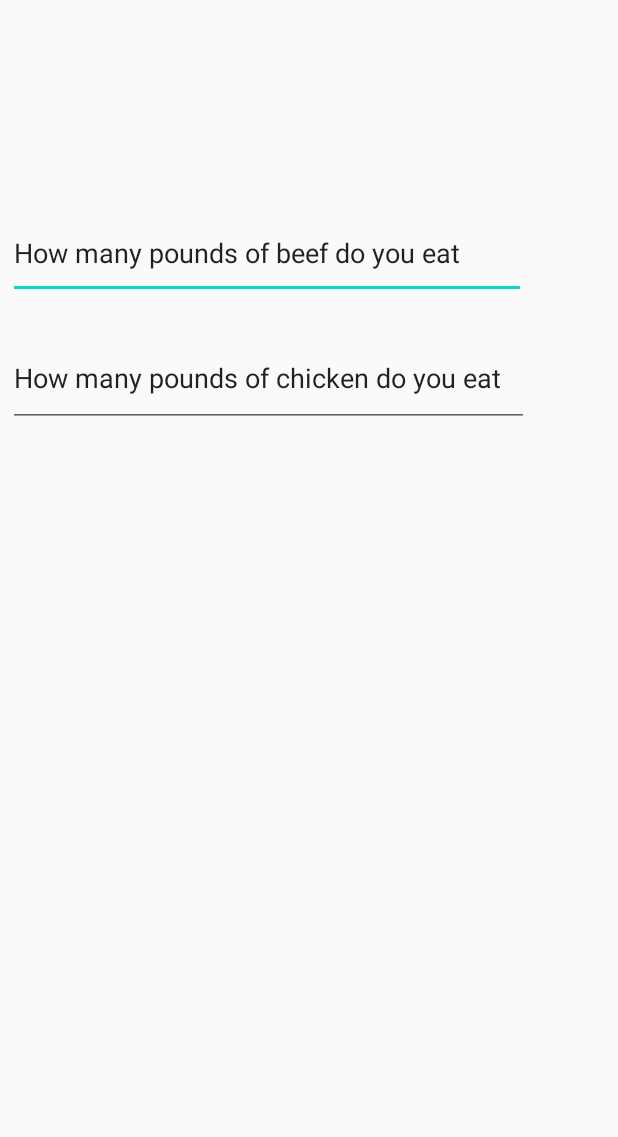
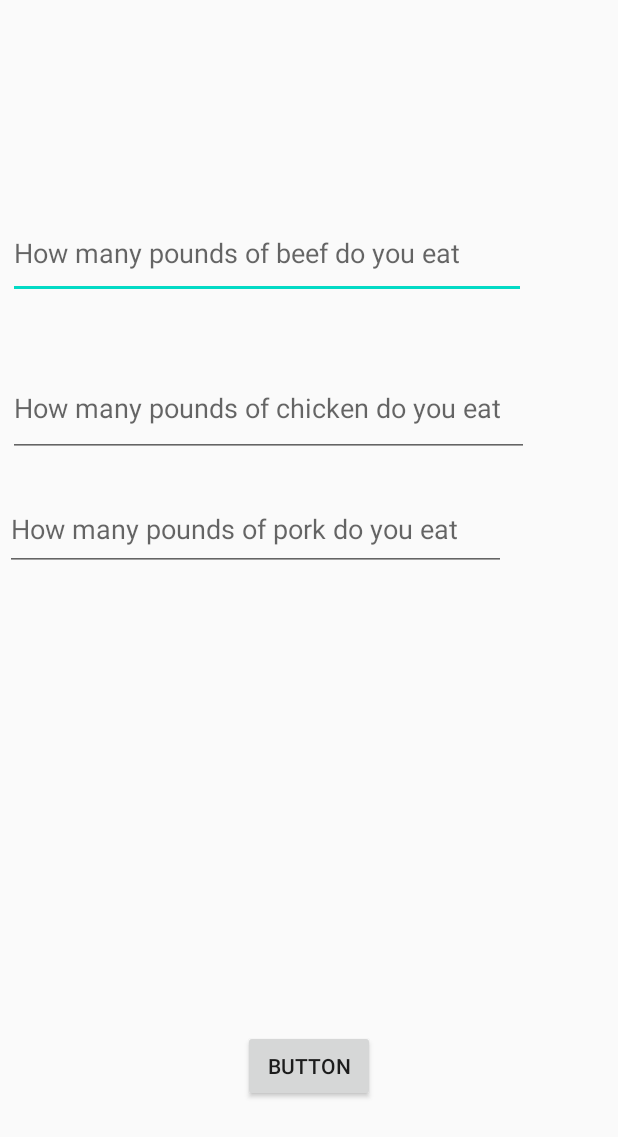
Before and after one commit to maxjimenez7/MeatTracker2, an Android app: the layout input_consumption.xml on its own in the app's theme, with its tools: preview values and no code run, on a phone screen of 412 x 824 dp. Shown: the top 1137 px of the screen. Run offline under Robolectric (Android 15) with nearby library versions, the phone set to English and light mode, and no system bars.

Commit message:
Includes button_main_calculate onClickListener Has input_consumption.xml format started (chicken and beef only)

```diff
--- /dev/null
+++ b/app/src/main/java/com/example/meattracker/Calculate.kt
@@ -0,0 +1,14 @@
+package com.example.meattracker
+
+object Calculate {
+
+    val water: Int = 0
+    val grains: Int = 0
+    val topSoil: Int = 0
+
+    //fun calculateWater()
+    // params chicken beef pork
+    // return these values
+    // formulas class
+
+}
--- a/app/src/main/java/com/example/meattracker/CalculateActivity.kt
+++ /dev/null
@@ -1,14 +0,0 @@
-package com.example.meattracker
-
-class CalculateActivity {
-
-    val water: Int = 0
-    val grains: Int = 0
-    val topSoil: Int = 0
-
-    //override fun onCreate(savedInstanceState: Bundle?)
-
-    //val totalWater = beefWater +
-
-
-}
--- a/app/src/main/java/com/example/meattracker/MainActivity.kt
+++ b/app/src/main/java/com/example/meattracker/MainActivity.kt
@@ -1,11 +1,12 @@
 package com.example.meattracker
 
+import android.content.Intent
+import android.os.Bundle
+import android.widget.Toast
 import androidx.appcompat.app.AppCompatActivity
-import android.os.Bundle
-import android.view.View
-import android.widget.Toast
 import kotlinx.android.synthetic.main.activity_main.*
 import kotlinx.android.synthetic.main.input_consumption.*
+
 
 class MainActivity : AppCompatActivity() {
     override fun onCreate(savedInstanceState: Bundle?) {
@@ -18,14 +19,22 @@ class MainActivity : AppCompatActivity() {
         button_main_calculate.setOnClickListener {
             //button_main_calculate.visibility = View.GONE
             //textView_main_title.visibility = View.GONE
-            setContentView(R.layout.input_consumption)
-            Toast.makeText(this@MainActivity, "Input consumption now", Toast.LENGTH_LONG)
+            // intent instead to input consump xml
+            // add listener to edit text fields called textwatcher
+            val intent = Intent(this, R.layout.input_consumption::class.java).apply {
+                Toast.makeText(this@MainActivity, "Input consumption now", Toast.LENGTH_LONG)
+
+            }
+            startActivity(intent)
+
         }
-
     }
 
     fun inputConsumption(){
-        //editTextNumber_main_input_beef_consumption.setOnEdit
-        }
+        var beef : Int = editTextNumber_input_consumption_beef.text.toString().toInt()
+        //beef = String.
+        val beefConsumption = beef * 2437.5
+    }
+
 
 }
--- a/app/src/main/res/layout/input_consumption.xml
+++ b/app/src/main/res/layout/input_consumption.xml
@@ -1,36 +1,64 @@
 <?xml version="1.0" encoding="utf-8"?>
-<androidx.constraintlayout.widget.ConstraintLayout
-    xmlns:android="http://schemas.android.com/apk/res/android"
+<androidx.constraintlayout.widget.ConstraintLayout xmlns:android="http://schemas.android.com/apk/res/android"
     xmlns:app="http://schemas.android.com/apk/res-auto"
     xmlns:tools="http://schemas.android.com/tools"
     android:layout_width="match_parent"
     android:layout_height="match_parent">
 
     <EditText
-        android:id="@+id/editTextNumber_main_input_beef_consumption"
+        android:id="@+id/editTextNumber_input_consumption_beef"
         android:layout_width="345dp"
         android:layout_height="61dp"
         android:layout_marginStart="5dp"
         android:layout_marginTop="138dp"
         android:layout_marginEnd="61dp"
+        android:layout_marginBottom="20dp"
         android:ems="10"
+        android:hint="How many pounds of beef do you eat"
         android:inputType="number"
+        app:layout_constraintBottom_toTopOf="@+id/editTextNumber_input_consumption_chicken"
         app:layout_constraintEnd_toEndOf="parent"
         app:layout_constraintStart_toStartOf="parent"
-        app:layout_constraintTop_toTopOf="parent"
-        tools:text="How many pounds of beef do you eat" />
+        app:layout_constraintTop_toTopOf="parent" />
 
     <EditText
-        android:id="@+id/editTextNumber_main_input_beef_consumption2"
+        android:id="@+id/editTextNumber_input_consumption_chicken"
         android:layout_width="347dp"
         android:layout_height="65dp"
         android:layout_marginStart="5dp"
         android:layout_marginTop="20dp"
         android:layout_marginEnd="59dp"
+        android:layout_marginBottom="20dp"
         android:ems="10"
+        android:hint="How many pounds of chicken do you eat"
+        android:inputType="number"
+        app:layout_constraintBottom_toTopOf="@+id/editTextNumber_input_consumption_pork"
+        app:layout_constraintEnd_toEndOf="parent"
+        app:layout_constraintStart_toStartOf="parent"
+        app:layout_constraintTop_toBottomOf="@+id/editTextNumber_input_consumption_beef" />
+
+    <Button
+        android:id="@+id/button_input_consumption_finish"
+        android:layout_width="wrap_content"
+        android:layout_height="wrap_content"
+        android:layout_marginBottom="89dp"
+        android:text="Button"
+        app:layout_constraintBottom_toBottomOf="parent"
+        app:layout_constraintEnd_toEndOf="parent"
+        app:layout_constraintStart_toStartOf="parent" />
+
+    <EditText
+        android:id="@+id/editTextNumber_input_consumption_pork"
+        android:layout_width="334dp"
+        android:layout_height="56dp"
+        android:layout_marginStart="5dp"
+        android:layout_marginTop="20dp"
+        android:layout_marginEnd="77dp"
+        android:ems="10"
+        android:hint="How many pounds of pork do you eat"
         android:inputType="number"
         app:layout_constraintEnd_toEndOf="parent"
         app:layout_constraintStart_toStartOf="parent"
-        app:layout_constraintTop_toBottomOf="@+id/editTextNumber_main_input_beef_consumption"
-        tools:text="How many pounds of chicken do you eat" />
+        app:layout_constraintTop_toBottomOf="@+id/editTextNumber_input_consumption_chicken" />
+
 </androidx.constraintlayout.widget.ConstraintLayout>
```
